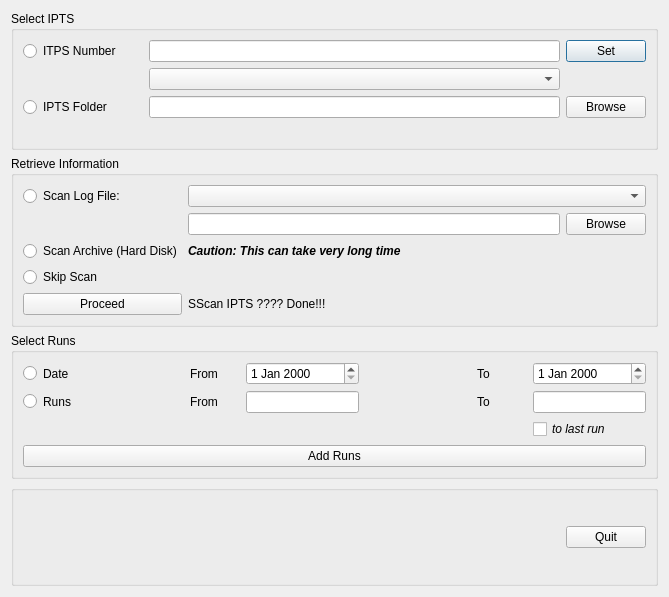
Qt form pyvdrive/interface/gui/ui_DialogAddRunsIPTS.ui (neutrons/PyVDrive) before a commit.
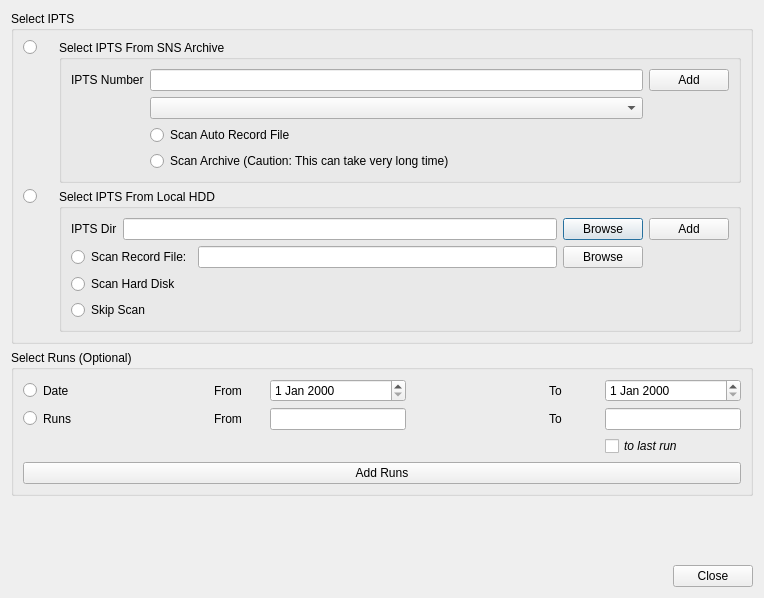
The same form after that commit.

Commit message: Refs #95. Checkpointing refactor of add ipts-run window.

Diff of the .ui file:
```diff
--- a/pyvdrive/interface/gui/ui_DialogAddRunsIPTS.ui
+++ b/pyvdrive/interface/gui/ui_DialogAddRunsIPTS.ui
@@ -9,8 +9,8 @@
    <rect>
     <x>0</x>
     <y>0</y>
-    <width>669</width>
-    <height>597</height>
+    <width>764</width>
+    <height>598</height>
    </rect>
   </property>
   <property name="windowTitle">
@@ -19,14 +19,60 @@
   <property name="modal">
    <bool>true</bool>
   </property>
-  <layout class="QGridLayout" name="gridLayout_3">
-   <item row="0" column="0">
-    <widget class="QGroupBox" name="groupBox">
+  <layout class="QVBoxLayout" name="verticalLayout_6">
+   <item>
+    <widget class="QGroupBox" name="groupBox_2">
      <property name="title">
       <string>Select IPTS</string>
      </property>
-     <layout class="QGridLayout" name="gridLayout_4">
+     <layout class="QVBoxLayout" name="verticalLayout_4">
+      <item>
+       <layout class="QGridLayout" name="gridLayout_3">
+        <item row="1" column="0">
+         <layout class="QVBoxLayout" name="verticalLayout_2">
+          <item>
+           <widget class="QRadioButton" name="radioButton_useDir">
+            <property name="sizePolicy">
+             <sizepolicy hsizetype="Fixed" vsizetype="Fixed">
+              <horstretch>0</horstretch>
+              <verstretch>0</verstretch>
+             </sizepolicy>
+            </property>
+            <property name="minimumSize">
+             <size>
+              <width>30</width>
+              <height>0</height>
+             </size>
+            </property>
+            <property name="maximumSize">
+             <size>
+              <width>120</width>
+              <height>16777215</height>
+             </size>
+            </property>
+            <property name="text">
+             <string/>
+            </property>
+           </widget>
+          </item>
+          <item>
+           <spacer name="verticalSpacer_2">
+            <property name="orientation">
+             <enum>Qt::Vertical</enum>
+            </property>
+            <property name="sizeHint" stdset="0">
+             <size>
+              <width>20</width>
+              <height>40</height>
+             </size>
+            </property>
+           </spacer>
+          </item>
+         </layout>
+        </item>
       <item row="0" column="0">
+         <layout class="QVBoxLayout" name="verticalLayout">
+          <item>
        <widget class="QRadioButton" name="radioButton_useNumber">
         <property name="sizePolicy">
          <sizepolicy hsizetype="Fixed" vsizetype="Fixed">
@@ -36,7 +82,7 @@
         </property>
         <property name="minimumSize">
          <size>
-          <width>120</width>
+              <width>30</width>
           <height>0</height>
          </size>
         </property>
@@ -47,72 +93,185 @@
          </size>
         </property>
         <property name="text">
-         <string>ITPS Number</string>
+             <string/>
         </property>
        </widget>
       </item>
+          <item>
+           <spacer name="verticalSpacer">
+            <property name="orientation">
+             <enum>Qt::Vertical</enum>
+            </property>
+            <property name="sizeHint" stdset="0">
+             <size>
+              <width>20</width>
+              <height>40</height>
+             </size>
+            </property>
+           </spacer>
+          </item>
+         </layout>
+        </item>
+        <item row="1" column="1">
+         <widget class="QGroupBox" name="groupBox_localHDD">
+          <property name="title">
+           <string>Select IPTS From Local HDD</string>
+          </property>
+          <layout class="QGridLayout" name="gridLayout_7">
+           <item row="0" column="0">
+            <layout class="QHBoxLayout" name="horizontalLayout_3">
+             <item>
+              <widget class="QLabel" name="label_9">
+               <property name="text">
+                <string>IPTS Dir</string>
+               </property>
+              </widget>
+             </item>
+             <item>
+              <widget class="QLineEdit" name="lineEdit_iptsDir"/>
+             </item>
+             <item>
+              <widget class="QPushButton" name="pushButton_browse">
+               <property name="text">
+                <string>Browse</string>
+               </property>
+              </widget>
+             </item>
+            </layout>
+           </item>
+           <item row="1" column="0">
+            <layout class="QGridLayout" name="gridLayout_5">
+             <item row="2" column="0">
+              <widget class="QRadioButton" name="radioButton_noScan">
+               <property name="text">
+                <string>Skip Scan</string>
+               </property>
+              </widget>
+             </item>
+             <item row="0" column="0">
+              <widget class="QRadioButton" name="radioButton_scanLogFile">
+               <property name="text">
+                <string>Scan Record File:</string>
+               </property>
+              </widget>
+             </item>
+             <item row="0" column="1">
+              <layout class="QHBoxLayout" name="horizontalLayout">
+               <item>
+                <widget class="QLineEdit" name="lineEdit_logFilePath"/>
+               </item>
+               <item>
+                <widget class="QPushButton" name="pushButton_browseLogFile">
+                 <property name="text">
+                  <string>Browse</string>
+                 </property>
+                </widget>
+               </item>
+              </layout>
+             </item>
+             <item row="1" column="0">
+              <widget class="QRadioButton" name="radioButton_scanHD">
+               <property name="text">
+                <string>Scan Hard Disk</string>
+               </property>
+              </widget>
+             </item>
+             <item row="1" column="1">
+              <widget class="QLabel" name="label_hddToScan">
+               <property name="text">
+                <string/>
+               </property>
+              </widget>
+             </item>
+            </layout>
+           </item>
+           <item row="0" column="1">
+            <widget class="QPushButton" name="pushButton_addLocalHDDDir">
+             <property name="text">
+              <string>Add</string>
+             </property>
+            </widget>
+           </item>
+          </layout>
+         </widget>
+        </item>
+        <item row="0" column="1">
+         <widget class="QGroupBox" name="groupBox_snsArchive">
+          <property name="title">
+           <string>Select IPTS From SNS Archive</string>
+          </property>
+          <layout class="QGridLayout" name="gridLayout_4">
+           <item row="0" column="0">
+            <layout class="QGridLayout" name="gridLayout_6">
       <item row="0" column="1">
        <widget class="QLineEdit" name="lineEdit_iptsNumber"/>
       </item>
-      <item row="0" column="2">
-       <widget class="QPushButton" name="pushButton_verify">
+             <item row="0" column="0">
+              <widget class="QLabel" name="label_8">
         <property name="text">
-         <string>Set</string>
+                <string>IPTS Number</string>
         </property>
        </widget>
       </item>
       <item row="1" column="1">
        <widget class="QComboBox" name="comboBox_existingIPTS"/>
       </item>
-      <item row="2" column="0">
-       <widget class="QRadioButton" name="radioButton_useDir">
-        <property name="sizePolicy">
-         <sizepolicy hsizetype="Fixed" vsizetype="Fixed">
-          <horstretch>0</horstretch>
-          <verstretch>0</verstretch>
-         </sizepolicy>
-        </property>
-        <property name="minimumSize">
-         <size>
-          <width>120</width>
-          <height>0</height>
-         </size>
-        </property>
-        <property name="maximumSize">
-         <size>
-          <width>120</width>
-          <height>16777215</height>
-         </size>
-        </property>
-        <property name="text">
-         <string>IPTS Folder</string>
-        </property>
-       </widget>
-      </item>
       <item row="2" column="1">
-       <widget class="QLineEdit" name="lineEdit_iptsDir"/>
-      </item>
-      <item row="2" column="2">
-       <widget class="QPushButton" name="pushButton_browse">
+              <layout class="QVBoxLayout" name="verticalLayout_5">
+               <item>
+                <widget class="QRadioButton" name="radioButton_scanArchiveRecord">
+                 <property name="text">
+                  <string>Scan Auto Record File</string>
+                 </property>
+                </widget>
+               </item>
+               <item>
+                <widget class="QRadioButton" name="radioButton_scanArchiveDir">
         <property name="text">
-         <string>Browse</string>
+                  <string>Scan Archive (Caution: This can take very long time)</string>
         </property>
        </widget>
       </item>
-      <item row="3" column="1">
-       <widget class="QLabel" name="label_loadingStatus">
+              </layout>
+             </item>
+            </layout>
+           </item>
+           <item row="0" column="1">
+            <layout class="QVBoxLayout" name="verticalLayout_3">
+             <item>
+              <widget class="QPushButton" name="pushButton_addArchiveIPTS">
         <property name="text">
-         <string/>
+                <string>Add</string>
         </property>
        </widget>
       </item>
-     </layout>
-    </widget>
-   </item>
-   <item row="2" column="0">
+             <item>
+              <spacer name="verticalSpacer_3">
+               <property name="orientation">
+                <enum>Qt::Vertical</enum>
+               </property>
+               <property name="sizeHint" stdset="0">
+                <size>
+                 <width>20</width>
+                 <height>40</height>
+                </size>
+               </property>
+              </spacer>
+             </item>
+            </layout>
+           </item>
+          </layout>
+         </widget>
+        </item>
+       </layout>
+      </item>
+     </layout>
+    </widget>
+   </item>
+   <item>
     <widget class="QGroupBox" name="groupBox_selectRuns">
      <property name="title">
-      <string>Select Runs</string>
+      <string>Select Runs (Optional)</string>
      </property>
      <layout class="QGridLayout" name="gridLayout_2">
       <item row="0" column="0">
@@ -344,96 +503,23 @@
      </layout>
     </widget>
    </item>
-   <item row="1" column="0">
-    <widget class="QGroupBox" name="groupBox_scanIptsInfo">
-     <property name="title">
-      <string>Retrieve Information</string>
-     </property>
-     <layout class="QGridLayout" name="gridLayout_5">
-      <item row="2" column="0">
-       <widget class="QRadioButton" name="radioButton_scanHD">
-        <property name="text">
-         <string>Scan Archive (Hard Disk)</string>
-        </property>
-       </widget>
-      </item>
-      <item row="0" column="2">
-       <widget class="QComboBox" name="comboBox_logFilesNames">
-        <property name="sizePolicy">
-         <sizepolicy hsizetype="Expanding" vsizetype="Fixed">
-          <horstretch>0</horstretch>
-          <verstretch>0</verstretch>
-         </sizepolicy>
-        </property>
-       </widget>
-      </item>
-      <item row="4" column="0">
-       <widget class="QPushButton" name="pushButton_proceedInfo">
-        <property name="text">
-         <string>Proceed</string>
-        </property>
-       </widget>
-      </item>
-      <item row="2" column="2">
-       <widget class="QLabel" name="label_7">
-        <property name="font">
-         <font>
-          <weight>75</weight>
-          <italic>true</italic>
-          <bold>true</bold>
-         </font>
-        </property>
-        <property name="text">
-         <string>Caution: This can take very long time</string>
-        </property>
-       </widget>
-      </item>
-      <item row="3" column="0">
-       <widget class="QRadioButton" name="radioButton_noScan">
-        <property name="text">
-         <string>Skip Scan</string>
-        </property>
-       </widget>
-      </item>
-      <item row="0" column="0">
-       <widget class="QRadioButton" name="radioButton_scanLogFile">
-        <property name="text">
-         <string>Scan Log File:</string>
-        </property>
-       </widget>
-      </item>
-      <item row="1" column="2">
-       <layout class="QHBoxLayout" name="horizontalLayout">
         <item>
-         <widget class="QLineEdit" name="lineEdit_logFilePath"/>
-        </item>
-        <item>
-         <widget class="QPushButton" name="pushButton_browseLogFile">
-          <property name="text">
-           <string>Browse</string>
-          </property>
-         </widget>
-        </item>
-       </layout>
-      </item>
-      <item row="4" column="2">
-       <widget class="QLabel" name="label_8">
-        <property name="text">
-         <string>SScan IPTS ???? Done!!!</string>
-        </property>
-       </widget>
-      </item>
-     </layout>
-    </widget>
-   </item>
-   <item row="3" column="0">
-    <widget class="QGroupBox" name="groupBox_4">
-     <property name="title">
-      <string/>
-     </property>
-     <layout class="QHBoxLayout" name="horizontalLayout_6">
+    <spacer name="verticalSpacer_4">
+     <property name="orientation">
+      <enum>Qt::Vertical</enum>
+     </property>
+     <property name="sizeHint" stdset="0">
+      <size>
+       <width>20</width>
+       <height>40</height>
+      </size>
+     </property>
+    </spacer>
+   </item>
       <item>
-       <spacer name="horizontalSpacer_7">
+    <layout class="QHBoxLayout" name="horizontalLayout_2">
+     <item>
+      <spacer name="horizontalSpacer">
         <property name="orientation">
          <enum>Qt::Horizontal</enum>
         </property>
@@ -448,12 +534,11 @@
       <item>
        <widget class="QPushButton" name="pushButton_return">
         <property name="text">
-         <string>Quit</string>
+        <string>Close</string>
         </property>
        </widget>
       </item>
      </layout>
-    </widget>
    </item>
   </layout>
  </widget>
```
Lines whose indentation alone changed are shown as unchanged. The commit also changes 3 other files.
